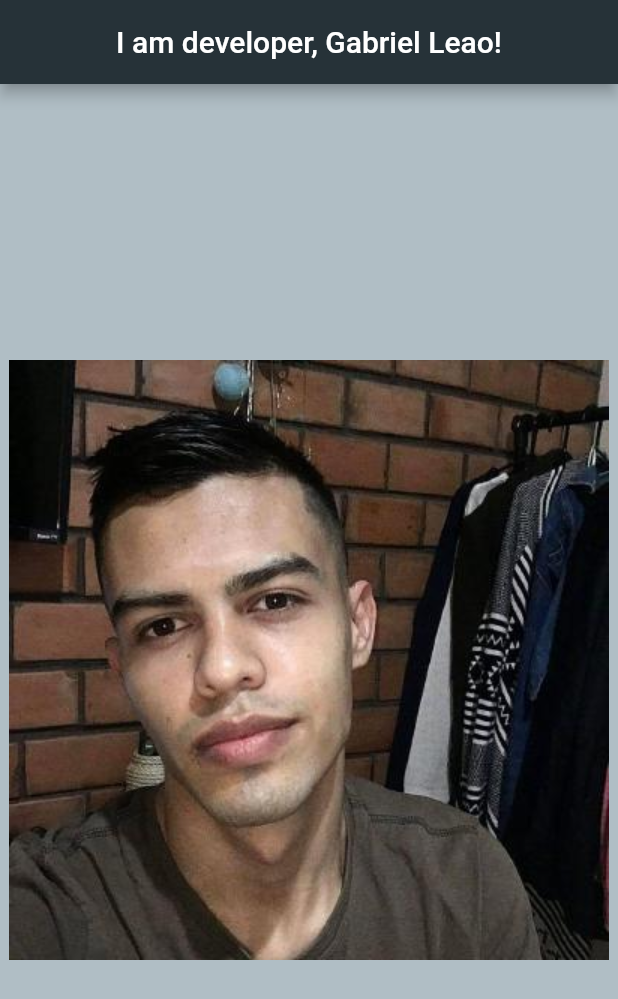
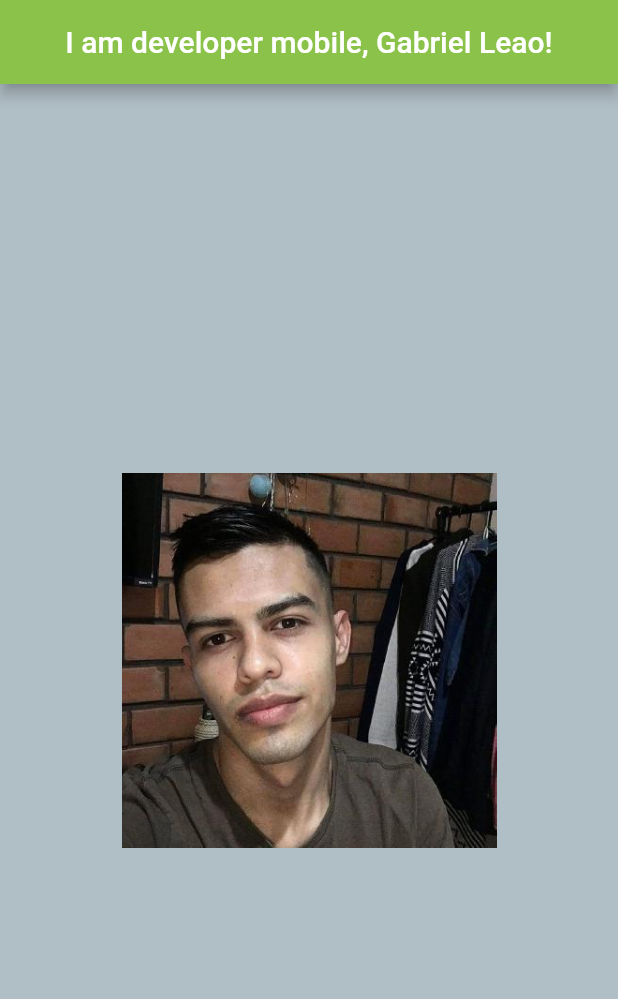
Before and after one commit to GabrielLeao02/I-am-developer-Gabriel-Leao-Flutter, a Flutter app: the screen it shows after launch, on a phone screen of 412 x 824 dp. Shown: the top 999 px of the screen. Run offline on Flutter 3.47's test engine with Material 2 defaults, Android fonts, the phone set to English and light mode, and no system bars.

Commit message:
ajuste layout

```diff
--- a/lib/main.dart
+++ b/lib/main.dart
@@ -1,21 +1,33 @@
 import 'package:flutter/material.dart';
 
 void main() {
-  runApp(MaterialApp(
-    home: Scaffold(
+  runApp(MeuApp());
+}
+
+class MeuApp extends StatelessWidget {
+  @override
+  Widget build(BuildContext context) {
+    return MaterialApp(
+      home: Scaffold(
         appBar: AppBar(
-          backgroundColor: Colors.blueGrey[900],
+          backgroundColor: Colors.lightGreen,
           title: Center(
-            child: Text('I am developer, Gabriel Leao!'),
+            child: Text('I am developer mobile, Gabriel Leao!'),
           ),
         ),
         backgroundColor: Colors.blueGrey[200],
-        body: Center(
-          child: Image(
-            image: AssetImage(
-                'images/Gabrielleao.jpg'),
+        body: SafeArea(
+          child: Container(
+            child: Center(
+              child: Image(
+                height: 300.0,
+                width: 250.0,
+                image: AssetImage("images/Gabrielleao.jpg"),
+              ),
+            ),
           ),
         ),
-    ),
-  ));
+      ),
+    );
+  }
 }
```
